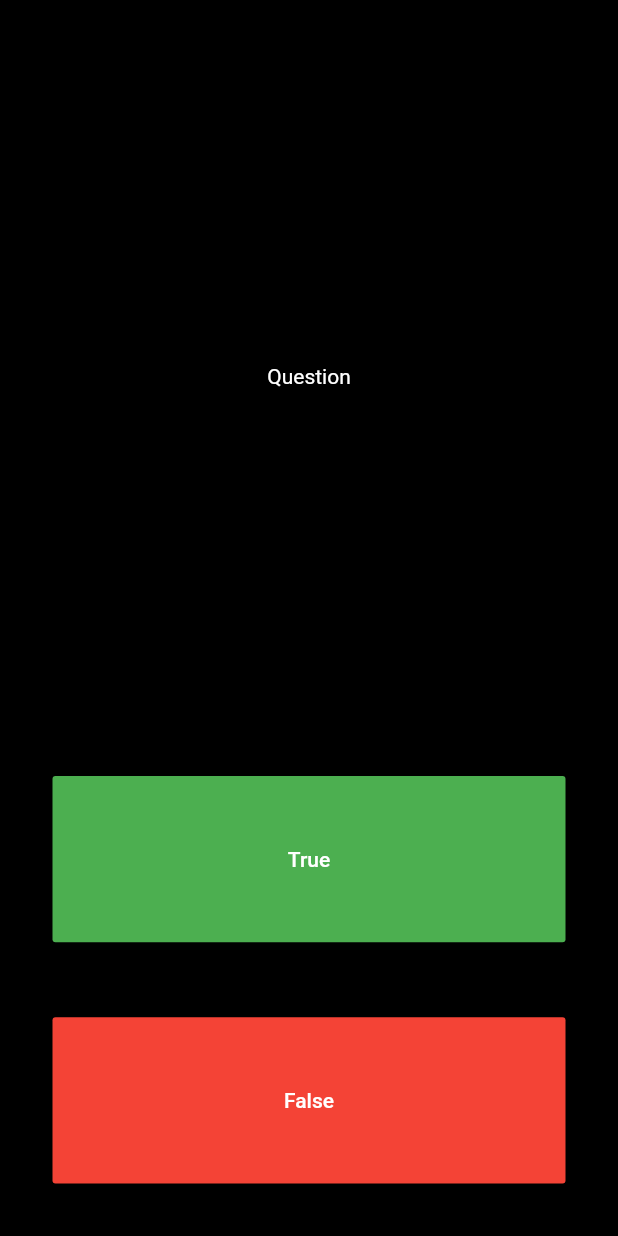
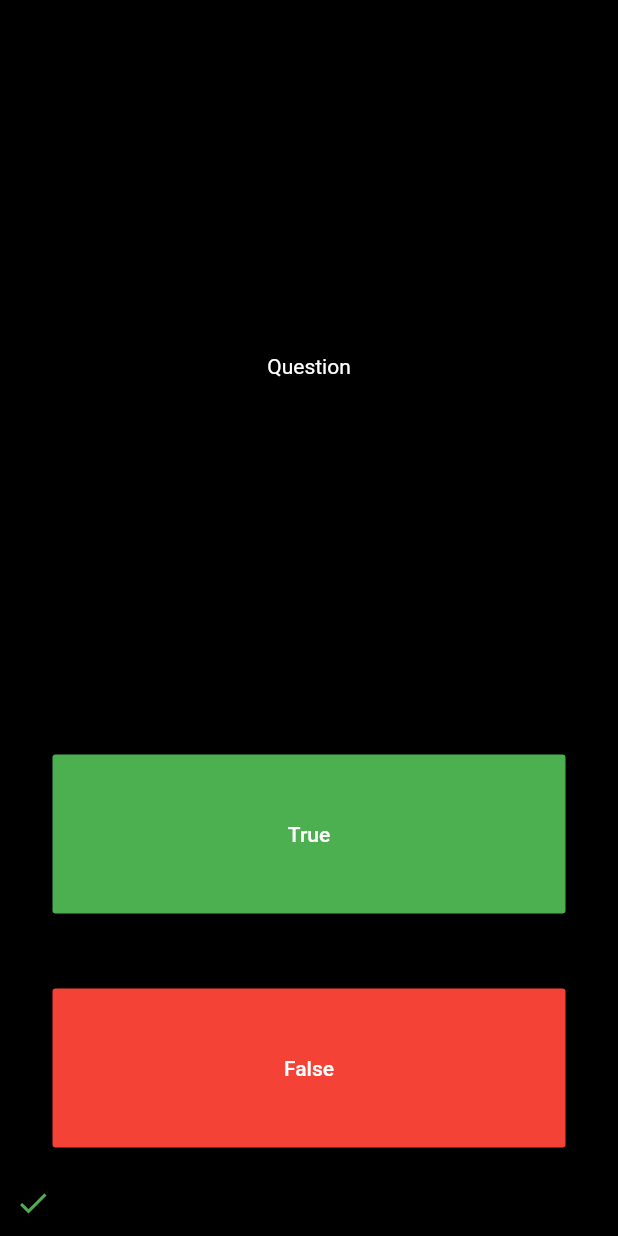
Before and after one commit to Conrado916645/quizer, a Flutter app: the screen it shows after launch, after a tap on "True", on a phone screen of 412 x 824 dp. Run offline on Flutter 3.47's test engine with Material 2 defaults, Android fonts, the phone set to English and light mode, and no system bars.

Commit message:
add score counter

```diff
--- a/lib/main.dart
+++ b/lib/main.dart
@@ -27,6 +27,21 @@ class QuizPage extends StatefulWidget {
 }
 
 class _QuizPageState extends State<QuizPage> {
+  List<Icon> scoreCounter = [];
+
+  Icon answerStatus(bool answer){
+    if (answer){
+      return Icon(
+        Icons.check,
+        color: Colors.green,
+      );
+    }else{
+      return Icon(
+        Icons.clear,
+        color: Colors.red,
+      );
+    }
+  }
 
   @override
   Widget build(BuildContext context) {
@@ -53,6 +68,7 @@ class _QuizPageState extends State<QuizPage> {
               child: Text('True'),
               onPressed: () {
                 setState(() {
+                  scoreCounter.add(answerStatus(true));
                 });
               },
             ),
@@ -68,12 +84,16 @@ class _QuizPageState extends State<QuizPage> {
               child: Text('False'),
               onPressed: () {
                 setState(() {
+                  scoreCounter.add(answerStatus(false));
                 });
               },
             ),
           ),
         ),
-
+        Row(
+          children:
+            scoreCounter,
+        )
       ],
     );
   }
```
